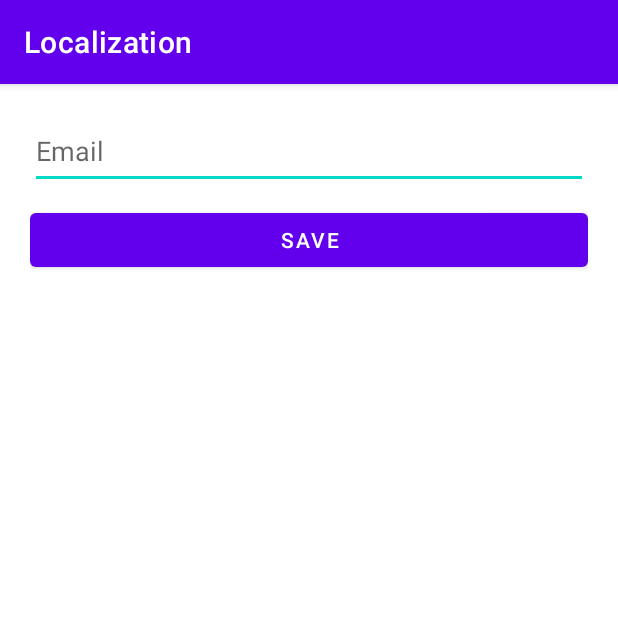
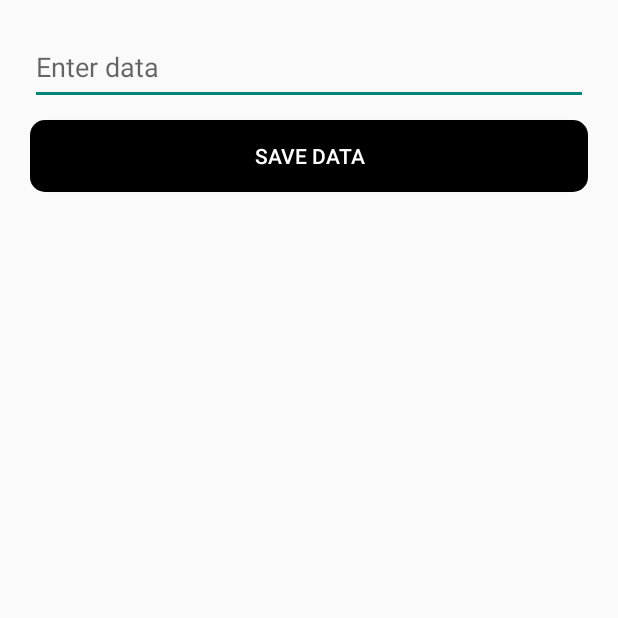
Before and after one commit to MrUchqun/AndroidLocalization, an Android app: the SharedPreferencesActivity screen opened directly, with no data from a screen before it, on a phone screen of 412 x 824 dp, the top half of it. Run offline under Robolectric (Android 15) with nearby library versions, the phone set to English and light mode, and no system bars; our stand-ins replace Timber.

Commit message:
add function of saveData

```diff
--- a/app/src/main/AndroidManifest.xml
+++ b/app/src/main/AndroidManifest.xml
@@ -3,7 +3,7 @@
     package="com.example.androidlocalization">
 
     <application
-        android:name=".Application"
+        android:name=".App"
         android:allowBackup="true"
         android:icon="@mipmap/ic_launcher"
         android:label="@string/app_name"
--- a/app/src/main/java/com/example/androidlocalization/activity/MainActivity.kt
+++ b/app/src/main/java/com/example/androidlocalization/activity/MainActivity.kt
@@ -5,12 +5,14 @@ import androidx.appcompat.app.AppCompatActivity
 import android.os.Bundle
 import android.widget.Button
 import com.example.androidlocalization.R
-import com.example.androidlocalization.managers.LocaleHelper
+import com.example.androidlocalization.managers.LocaleManager
+//import com.example.androidlocalization.managers.LocaleHelper
 import timber.log.Timber
 
 class MainActivity : AppCompatActivity() {
     override fun onCreate(savedInstanceState: Bundle?) {
-        LocaleHelper.setLocale(this)
+        LocaleManager(this).setLocale(this)
+//        LocaleHelper.setLocale(this)
         super.onCreate(savedInstanceState)
         setContentView(R.layout.activity_main)
         initViews()
--- a/app/src/main/java/com/example/androidlocalization/activity/SharedPreferencesActivity.kt
+++ b/app/src/main/java/com/example/androidlocalization/activity/SharedPreferencesActivity.kt
@@ -9,6 +9,8 @@ import com.example.androidlocalization.managers.PrefsManager
 import timber.log.Timber
 
 class SharedPreferencesActivity : AppCompatActivity() {
+
+
     override fun onCreate(savedInstanceState: Bundle?) {
         super.onCreate(savedInstanceState)
         setContentView(R.layout.activity_shared_preferences)
@@ -16,13 +18,14 @@ class SharedPreferencesActivity : AppCompatActivity() {
     }
 
     private fun initViews() {
-        val etEmail: EditText = findViewById(R.id.et_email)
+        val etData: EditText = findViewById(R.id.et_data)
         val btnSave: Button = findViewById(R.id.btn_save)
 
         btnSave.setOnClickListener {
-            val email = etEmail.text.toString()
             val prefs = PrefsManager.getInstance(this)
-            prefs!!.saveDataString("email", email)
+            val data = etData.text.toString()
+            val key = prefs!!.checkDataType(data).toString()
+            prefs.saveData(key, data)
         }
     }
 
--- /dev/null
+++ b/app/src/main/res/drawable/background_button.xml
@@ -0,0 +1,17 @@
+<?xml version="1.0" encoding="utf-8"?>
+<selector xmlns:android="http://schemas.android.com/apk/res/android">
+    <item android:state_pressed="true">
+        <shape android:shape="rectangle">
+            <corners android:radius="10dp" />
+            <solid android:color="@color/black" />
+            <stroke android:width="3dp" android:color="@color/teal_200" />
+        </shape>
+    </item>
+
+    <item android:state_pressed="false">
+        <shape android:shape="rectangle">
+            <corners android:radius="10dp" />
+            <solid android:color="@color/black" />
+        </shape>
+    </item>
+</selector>
--- a/app/src/main/res/layout/activity_shared_preferences.xml
+++ b/app/src/main/res/layout/activity_shared_preferences.xml
@@ -13,17 +13,20 @@
         android:padding="20dp">
 
         <EditText
-            android:id="@+id/et_email"
+            android:id="@+id/et_data"
             android:layout_width="match_parent"
             android:layout_height="50dp"
-            android:hint="Email" />
+            android:hint="Enter data"
+            android:textColor="@color/white" />
 
         <Button
             android:id="@+id/btn_save"
             android:layout_width="match_parent"
             android:layout_height="wrap_content"
             android:layout_marginTop="10dp"
-            android:text="Save" />
+            android:background="@drawable/background_button"
+            android:text="Save Data"
+            android:textColor="@color/white" />
 
     </LinearLayout>
 
--- a/app/src/main/res/values/themes.xml
+++ b/app/src/main/res/values/themes.xml
@@ -1,6 +1,6 @@
 <resources xmlns:tools="http://schemas.android.com/tools">
     <!-- Base application theme. -->
-    <style name="Theme.AndroidLocalization" parent="Theme.MaterialComponents.DayNight.DarkActionBar">
+    <style name="Theme.AndroidLocalization" parent="Theme.AppCompat.Light.NoActionBar">
         <!-- Primary brand color. -->
         <item name="colorPrimary">@color/purple_500</item>
         <item name="colorPrimaryVariant">@color/purple_700</item>
```
Also changed, not shown: app/src/main/java/com/example/androidlocalization/App.kt (+38 -41 lines), app/src/main/java/com/example/androidlocalization/activity/LanguageActivity.kt (+11 -6 lines), app/src/main/java/com/example/androidlocalization/managers/LocaleManager.kt (+20 -21 lines), app/src/main/java/com/example/androidlocalization/managers/PrefsManager.kt (+40 -5 lines), app/src/main/res/layout/activity_language.xml (+11 -3 lines), app/src/main/res/layout/activity_main.xml (+7 -2 lines).
